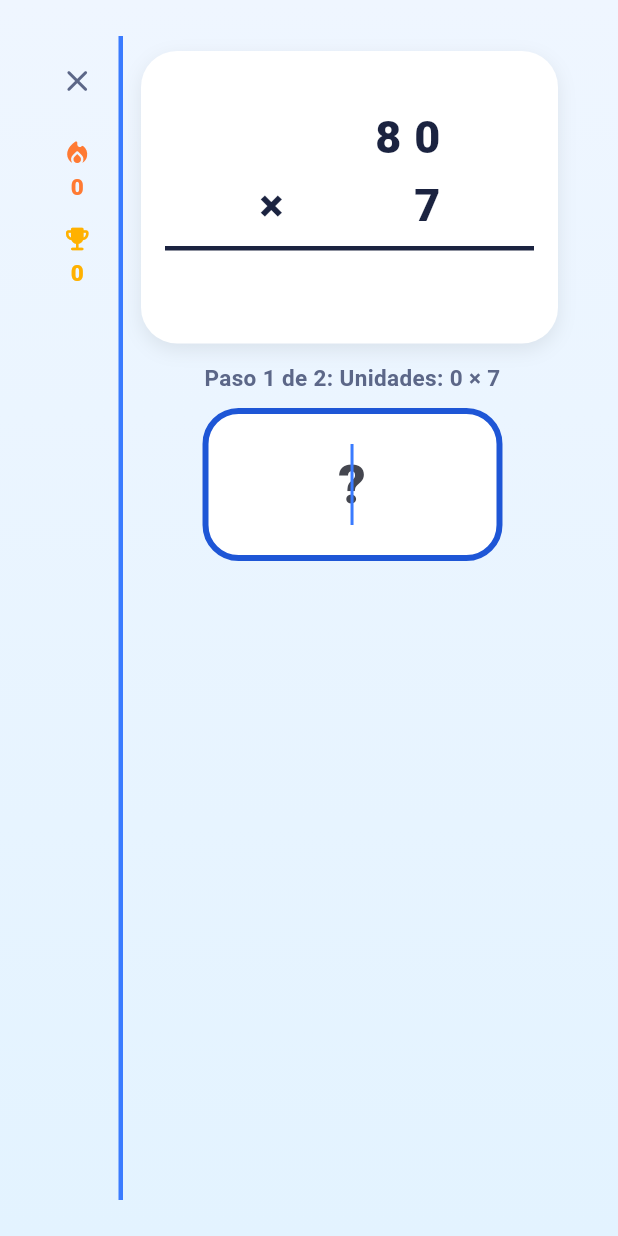
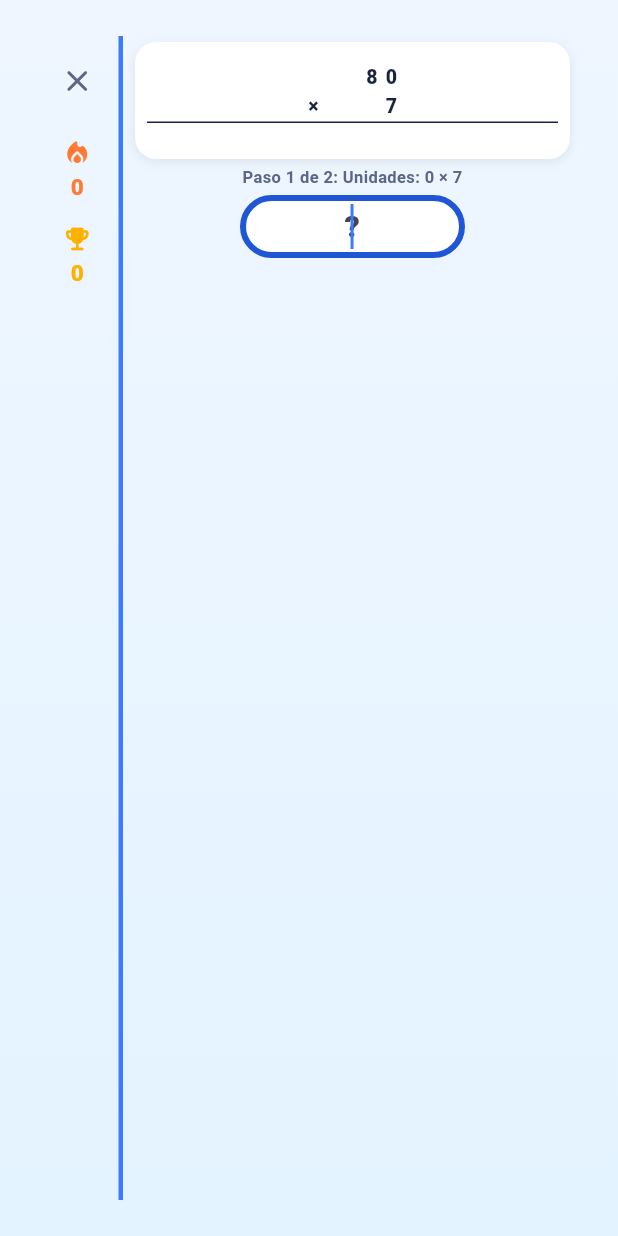
Before and after one commit to BSanFrancisco/EnColumna, a Flutter app: the screen it shows after launch, after a tap on "2 cifras × 1 cifra", on a phone screen of 412 x 824 dp. Run offline on Flutter 3.47's test engine with Material 3 defaults, Android fonts, the phone set to English and light mode, and no system bars; our stand-ins replace shared_preferences.

Commit message:
Achicar tarjeta de la cuenta y zona de ingreso

```diff
--- a/lib/screens/game_screen.dart
+++ b/lib/screens/game_screen.dart
@@ -271,7 +271,7 @@ class _GameScreenState extends State<GameScreen> {
                     // terminaba empujada fuera de la pantalla (justo
                     // lo que reportó el usuario).
                     Padding(
-                      padding: const EdgeInsets.fromLTRB(12, 10, 16, 0),
+                      padding: const EdgeInsets.fromLTRB(8, 4, 8, 0),
                       child: _VerticalProblem(
                         problem: _problem,
                         stepIndex: _stepIndex,
@@ -289,7 +289,7 @@ class _GameScreenState extends State<GameScreen> {
                         child: Center(
                           child: Padding(
                             padding: const EdgeInsets.symmetric(
-                              vertical: 12,
+                              vertical: 4,
                             ),
                             child: Column(
                               mainAxisSize: MainAxisSize.min,
@@ -300,14 +300,14 @@ class _GameScreenState extends State<GameScreen> {
                                   '${_labelFor(currentStep)}',
                                   textAlign: TextAlign.center,
                                   style: const TextStyle(
-                                    fontSize: 15,
+                                    fontSize: 11,
                                     fontWeight: FontWeight.w700,
                                     color: AppColors.textMuted,
                                   ),
                                 ),
-                                const SizedBox(height: 10),
+                                const SizedBox(height: 4),
                                 SizedBox(
-                                  width: 200,
+                                  width: 150,
                                   child: TextField(
                                     controller: _controller,
                                     focusNode: _focusNode,
@@ -323,20 +323,25 @@ class _GameScreenState extends State<GameScreen> {
                                       ),
                                     ],
                                     style: const TextStyle(
-                                      fontSize: 36,
+                                      fontSize: 20,
                                       fontWeight: FontWeight.w800,
                                       color: AppColors.primaryBlueDark,
                                     ),
                                     decoration: const InputDecoration(
                                       counterText: '',
                                       hintText: '?',
+                                      isDense: true,
+                                      contentPadding: EdgeInsets.symmetric(
+                                        vertical: 6,
+                                        horizontal: 10,
+                                      ),
                                     ),
                                     onSubmitted: _submit,
                                   ),
                                 ),
-                                const SizedBox(height: 12),
+                                const SizedBox(height: 4),
                                 SizedBox(
-                                  height: 32,
+                                  height: 18,
                                   child: _feedback == _Feedback.none
                                       ? const SizedBox.shrink()
                                       : Text(
@@ -346,7 +351,7 @@ class _GameScreenState extends State<GameScreen> {
                                                   '(era ${currentStep.expectedValue})',
                                           textAlign: TextAlign.center,
                                           style: TextStyle(
-                                            fontSize: 18,
+                                            fontSize: 12,
                                             fontWeight: FontWeight.w800,
                                             color:
                                                 _feedback == _Feedback.correct
@@ -357,14 +362,43 @@ class _GameScreenState extends State<GameScreen> {
                                 ),
                                 if (_feedback ==
                                     _Feedback.incorrect) ...<Widget>[
-                                  const SizedBox(height: 8),
+                                  const SizedBox(height: 4),
                                   SizedBox(
-                                    width: 260,
-                                    child: PrimaryButton(
-                                      label: 'REINICIAR',
-                                      icon: Icons.refresh_rounded,
-                                      backgroundColor: AppColors.errorRed,
-                                      onPressed: _onRestartPressed,
+                                    width: 170,
+                                    height: 40,
+                                    child: Theme(
+                                      data: Theme.of(context).copyWith(
+                                        elevatedButtonTheme:
+                                            ElevatedButtonThemeData(
+                                          style: ElevatedButton.styleFrom(
+                                            minimumSize: const Size(
+                                              double.infinity,
+                                              40,
+                                            ),
+                                            padding:
+                                                const EdgeInsets.symmetric(
+                                              horizontal: 14,
+                                              vertical: 6,
+                                            ),
+                                            textStyle: const TextStyle(
+                                              fontSize: 14,
+                                              fontWeight: FontWeight.w800,
+                                              letterSpacing: 0.3,
+                                            ),
+                                            shape: RoundedRectangleBorder(
+                                              borderRadius:
+                                                  BorderRadius.circular(14),
+                                            ),
+                                            elevation: 2,
+                                          ),
+                                        ),
+                                      ),
+                                      child: PrimaryButton(
+                                        label: 'REINICIAR',
+                                        icon: Icons.refresh_rounded,
+                                        backgroundColor: AppColors.errorRed,
+                                        onPressed: _onRestartPressed,
+                                      ),
                                     ),
                                   ),
                                 ],
@@ -504,10 +538,10 @@ class _VerticalProblem extends StatelessWidget {
   final _Feedback feedback;
   final String? enteredText;
 
-  static const double _cellWidth = 26;
-  static const double _operatorSlotWidth = 26;
-  static const double _fontSize = 30;
-  static const double _carryFontSize = 15;
+  static const double _cellWidth = 13;
+  static const double _operatorSlotWidth = 13;
+  static const double _fontSize = 13;
+  static const double _carryFontSize = 7;
 
   int get _totalWidth {
     int width = 2; // factor1 siempre tiene 2 cifras.
@@ -605,7 +639,7 @@ class _VerticalProblem extends StatelessWidget {
   }) {
     final double size = fontSize ?? _fontSize;
     return Padding(
-      padding: const EdgeInsets.symmetric(vertical: 1),
+      padding: EdgeInsets.zero,
       child: Row(
         mainAxisSize: MainAxisSize.min,
         children: <Widget>[
@@ -642,8 +676,8 @@ class _VerticalProblem extends StatelessWidget {
 
   Widget _divider() {
     return Container(
-      height: 3,
-      margin: const EdgeInsets.symmetric(vertical: 5),
+      height: 1,
+      margin: const EdgeInsets.symmetric(vertical: 1),
       color: AppColors.textDark,
     );
   }
@@ -715,15 +749,15 @@ class _VerticalProblem extends StatelessWidget {
     }
 
     return Container(
-      padding: const EdgeInsets.symmetric(horizontal: 16, vertical: 12),
+      padding: const EdgeInsets.symmetric(horizontal: 8, vertical: 4),
       decoration: BoxDecoration(
         color: AppColors.cardWhite,
-        borderRadius: BorderRadius.circular(24),
+        borderRadius: BorderRadius.circular(14),
         boxShadow: const <BoxShadow>[
           BoxShadow(
             color: Color(0x14000000),
-            blurRadius: 10,
-            offset: Offset(0, 4),
+            blurRadius: 6,
+            offset: Offset(0, 2),
           ),
         ],
       ),
```
Also changed, not shown: 2 other files.
